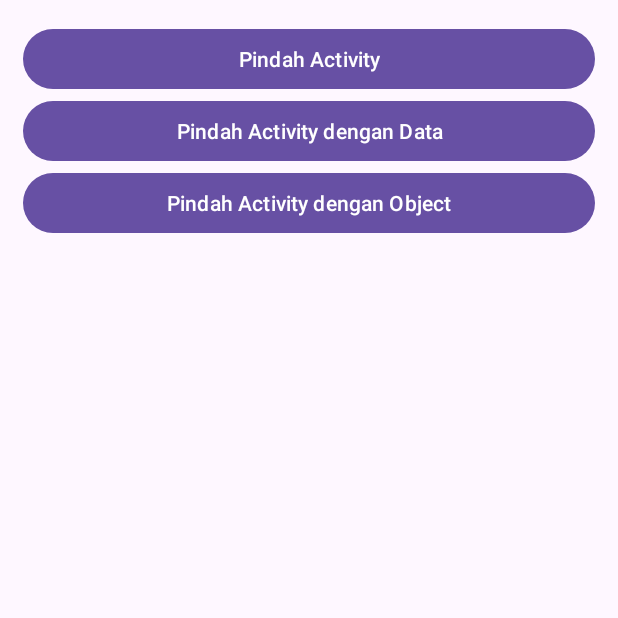
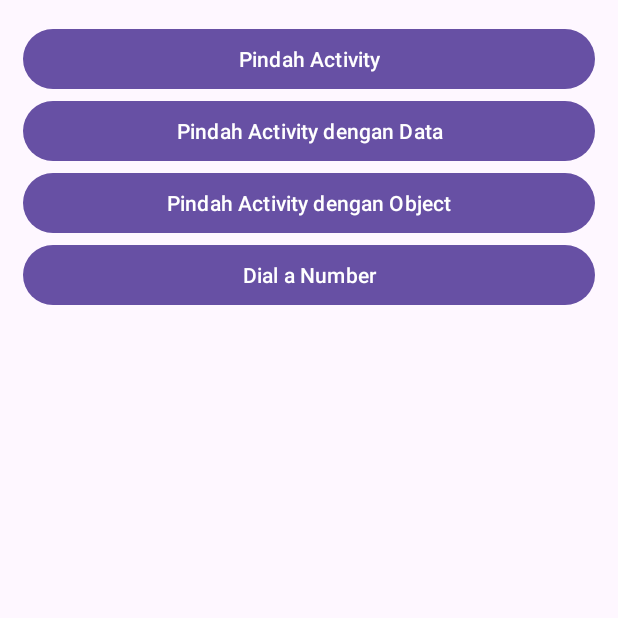
Before and after one commit to e-haikal/Dicoding-AndroidPemula, an Android app: the screen it shows after launch (MainActivity), on a phone screen of 412 x 824 dp, the top half of it. Run offline under Robolectric (Android 15) with nearby library versions, the light colour scheme and no system bars.

Commit message:
feat: add implicit intent-dial number feature

```diff
--- a/MyIntentApp/app/src/main/java/com/siaptekno/myintentapp/MainActivity.kt
+++ b/MyIntentApp/app/src/main/java/com/siaptekno/myintentapp/MainActivity.kt
@@ -1,6 +1,7 @@
 package com.siaptekno.myintentapp
 
 import android.content.Intent
+import android.net.Uri
 import android.os.Bundle
 import android.view.View
 import android.widget.Button
@@ -24,6 +25,8 @@ class MainActivity : AppCompatActivity(), View.OnClickListener {
         moveActivityWithDataButton.setOnClickListener(this)
         val moveActivityObjectButton = findViewById<Button>(R.id.moveActivityObjectButton)
         moveActivityObjectButton.setOnClickListener(this)
+        val dialNumberButton = findViewById<Button>(R.id.dialNumberButton)
+        dialNumberButton.setOnClickListener(this)
     }
 
     override fun onClick(v: View?) {
@@ -51,6 +54,11 @@ class MainActivity : AppCompatActivity(), View.OnClickListener {
                 moveWithObjectActivity.putExtra(MoveWithObjectActivy.EXTRA_PERSON, person)
                 startActivity(moveWithObjectActivity)
             }
+            R.id.dialNumberButton -> {
+                val phoneNumber = "081210841382"
+                val dialPhoneIntent = Intent(Intent.ACTION_DIAL, Uri.parse("tel:$phoneNumber"))
+                startActivity(dialPhoneIntent)
+            }
         }
     }
 }
--- a/MyIntentApp/app/src/main/res/layout/activity_main.xml
+++ b/MyIntentApp/app/src/main/res/layout/activity_main.xml
@@ -37,7 +37,14 @@
         app:layout_constraintStart_toStartOf="parent"
         app:layout_constraintEnd_toEndOf="parent"/>
 
-
+    <Button
+        android:id="@+id/dialNumberButton"
+        android:layout_width="match_parent"
+        android:layout_height="wrap_content"
+        android:text="@string/dial_number"
+        app:layout_constraintTop_toBottomOf="@id/moveActivityObjectButton"
+        app:layout_constraintStart_toStartOf="parent"
+        app:layout_constraintEnd_toEndOf="parent"/>
 
 
 
```
